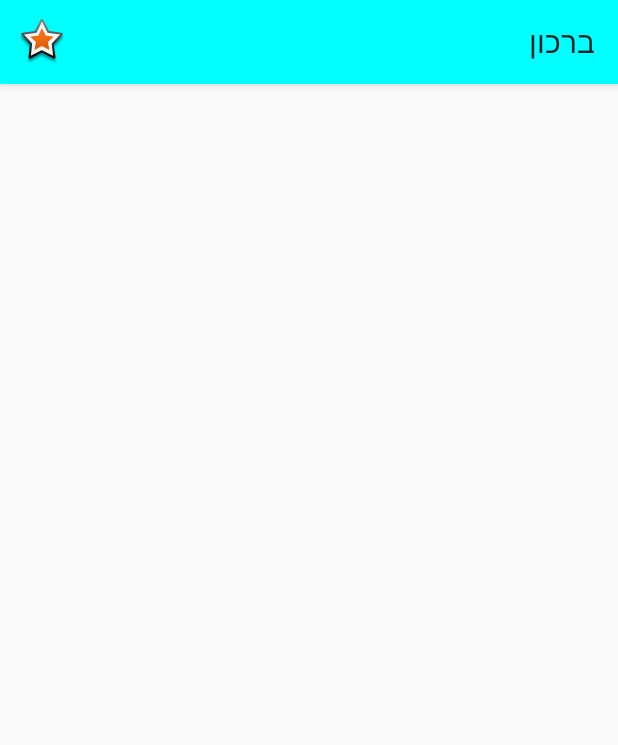
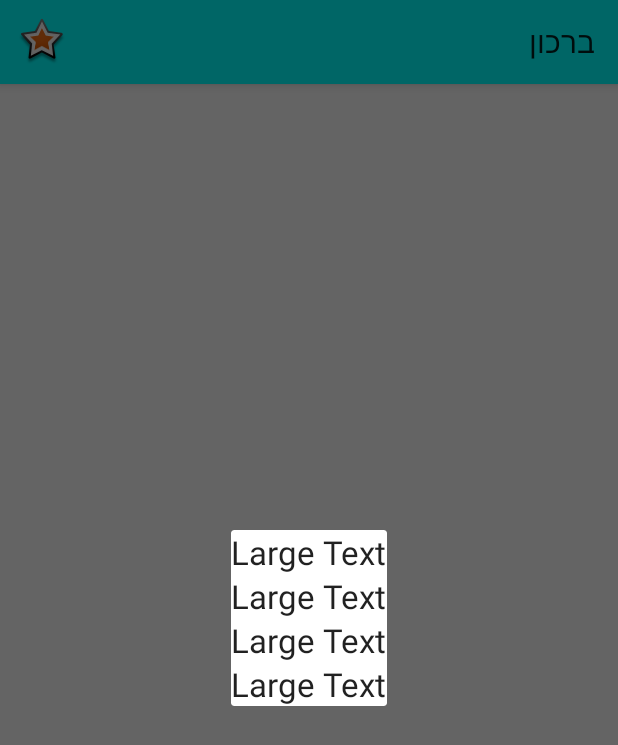
Before and after one commit to sergey-korchagin/brachot, an Android app: the screen it shows after launch (MainActivity), after a tap on "test", on a phone screen of 412 x 824 dp. Shown: the top 745 px of the screen. Run offline under Robolectric (Android 15) with nearby library versions, the light colour scheme and no system bars.

Commit message:
menu dialog

```diff
--- a/Brakhot/app/src/main/java/com/brakhot/MainActivity.java
+++ b/Brakhot/app/src/main/java/com/brakhot/MainActivity.java
@@ -1,5 +1,6 @@
 package com.brakhot;
 
+import android.app.DialogFragment;
 import android.graphics.Color;
 import android.support.v7.app.AppCompatActivity;
 import android.os.Bundle;
@@ -7,8 +8,11 @@ import android.support.v7.widget.Toolbar;
 import android.view.Menu;
 import android.view.MenuItem;
 
+import com.brakhot.dialog.MenuDialog;
+
 public class MainActivity extends AppCompatActivity {
     private Toolbar mToolbar;
+    private DialogFragment mMenuDialogFragment;
 
     @Override
     protected void onCreate(Bundle savedInstanceState) {
@@ -18,6 +22,7 @@ public class MainActivity extends AppCompatActivity {
         setSupportActionBar(mToolbar);
         getSupportActionBar().setTitle(R.string.app_name);
         mToolbar.setBackgroundColor(Color.CYAN);
+        mMenuDialogFragment = new MenuDialog();
 
     }
 
@@ -41,6 +46,7 @@ public class MainActivity extends AppCompatActivity {
 //                return true;
 //            }
             case R.id.action_favorite: {
+                mMenuDialogFragment.show(getFragmentManager(),"mMenuDialogFragment");
                 return true;
             }
             default: {
--- /dev/null
+++ b/Brakhot/app/src/main/java/com/brakhot/dialog/MenuDialog.java
@@ -0,0 +1,25 @@
+package com.brakhot.dialog;
+
+import android.app.DialogFragment;
+import android.os.Bundle;
+import android.support.annotation.Nullable;
+import android.view.LayoutInflater;
+import android.view.View;
+import android.view.ViewGroup;
+
+import com.brakhot.R;
+
+/**
+ * Created by serge_000 on 20/05/2016.
+ */
+public class MenuDialog extends DialogFragment {
+    public static final String TAG = MenuDialog.class.getSimpleName();
+
+    @Nullable
+    @Override
+    public View onCreateView(LayoutInflater inflater, ViewGroup container, Bundle savedInstanceState) {
+        getDialog().setTitle("Title!");
+        View v = inflater.inflate(R.layout.dialog_fragment_menu, null);
+        return v;
+    }
+}
--- /dev/null
+++ b/Brakhot/app/src/main/res/layout/dialog_fragment_menu.xml
@@ -0,0 +1,44 @@
+<?xml version="1.0" encoding="utf-8"?>
+<LinearLayout xmlns:android="http://schemas.android.com/apk/res/android"
+    android:orientation="vertical" android:layout_width="match_parent"
+    android:layout_height="match_parent">
+
+    <LinearLayout
+        android:orientation="vertical"
+        android:layout_width="match_parent"
+        android:layout_height="wrap_content"
+        android:layout_gravity="center_horizontal">
+
+        <TextView
+            android:layout_width="wrap_content"
+            android:layout_height="wrap_content"
+            android:textAppearance="?android:attr/textAppearanceLarge"
+            android:text="Large Text"
+            android:id="@+id/textView"
+            android:layout_gravity="center" />
+
+        <TextView
+            android:layout_width="wrap_content"
+            android:layout_height="wrap_content"
+            android:textAppearance="?android:attr/textAppearanceLarge"
+            android:text="Large Text"
+            android:id="@+id/textView2"
+            android:layout_gravity="center" />
+
+        <TextView
+            android:layout_width="wrap_content"
+            android:layout_height="wrap_content"
+            android:textAppearance="?android:attr/textAppearanceLarge"
+            android:text="Large Text"
+            android:id="@+id/textView3"
+            android:layout_gravity="center" />
+
+        <TextView
+            android:layout_width="wrap_content"
+            android:layout_height="wrap_content"
+            android:textAppearance="?android:attr/textAppearanceLarge"
+            android:text="Large Text"
+            android:id="@+id/textView4"
+            android:layout_gravity="center" />
+    </LinearLayout>
+</LinearLayout>
```
